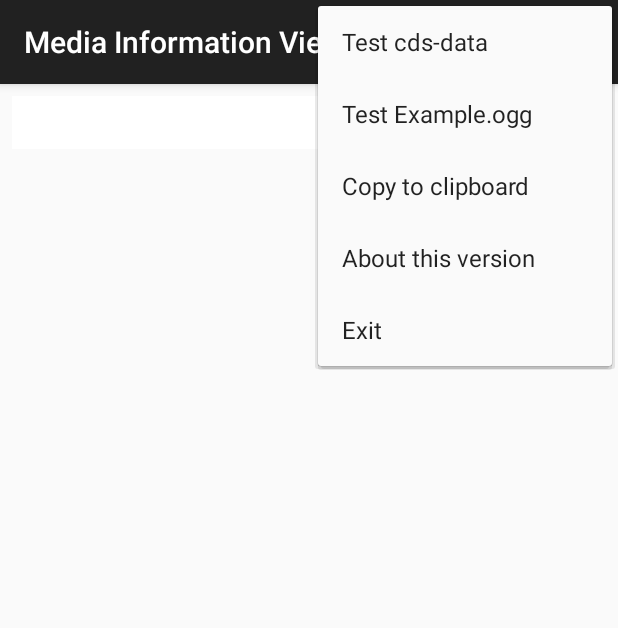
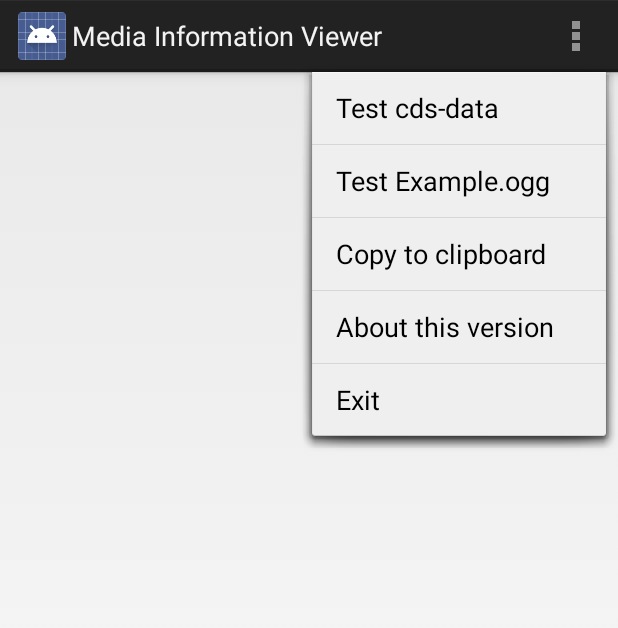
Before and after one commit to jaeguly/libmediainfo, an Android app: the screen it shows after launch (MainActivity), with the options menu open, on a phone screen of 412 x 824 dp. Shown: the top 628 px of the screen. Run offline under Robolectric (Android 15) with nearby library versions, the phone set to English and light mode, and no system bars.

Commit message:
mininum sdk version from 10 to 15 (Android 4.0.3).

```diff
--- a/android/AndroidStudio/app/build.gradle
+++ b/android/AndroidStudio/app/build.gradle
@@ -6,7 +6,7 @@ android {
 
     defaultConfig {
         applicationId "org.mediainfo.android.app"
-        minSdkVersion 10
+        minSdkVersion 15
         targetSdkVersion 19
         versionCode 1
         versionName "1.0"
@@ -21,6 +21,5 @@ android {
 
 dependencies {
     compile fileTree(dir: 'libs', include: ['*.jar'])
-    compile 'com.android.support:appcompat-v7:19.+'
     compile project(':mediainfo')
 }
--- a/android/AndroidStudio/app/src/main/java/org/mediainfo/android/app/MainActivity.java
+++ b/android/AndroidStudio/app/src/main/java/org/mediainfo/android/app/MainActivity.java
@@ -1,12 +1,12 @@
 package org.mediainfo.android.app;
 
+import android.app.Activity;
+import android.app.Fragment;
 import android.content.Context;
 import android.content.Intent;
 import android.net.Uri;
 import android.os.AsyncTask;
 import android.os.Bundle;
-import android.support.v4.app.Fragment;
-import android.support.v7.app.ActionBarActivity;
 import android.view.LayoutInflater;
 import android.view.Menu;
 import android.view.MenuItem;
@@ -17,7 +17,7 @@ import android.widget.TextView;
 import java.io.File;
 
 
-public class MainActivity extends ActionBarActivity {
+public class MainActivity extends Activity {
 
     @Override
     protected void onCreate(Bundle savedInstanceState) {
@@ -26,9 +26,8 @@ public class MainActivity extends ActionBarActivity {
         setContentView(R.layout.activity_main);
 
         if (savedInstanceState == null) {
-            getSupportFragmentManager().beginTransaction()
-                    .add(R.id.container, new PlaceholderFragment())
-                    .commit();
+            getFragmentManager().beginTransaction()
+                    .add(R.id.container, new PlaceholderFragment()).commit();
         }
     }
 
--- a/android/AndroidStudio/app/src/main/res/layout/fragment_main.xml
+++ b/android/AndroidStudio/app/src/main/res/layout/fragment_main.xml
@@ -1,11 +1,9 @@
 <RelativeLayout xmlns:android="http://schemas.android.com/apk/res/android"
                 xmlns:tools="http://schemas.android.com/tools"
-                android:orientation="vertical"
                 android:layout_width="match_parent"
                 android:layout_height="match_parent"
-                android:padding="8dip"
+                android:orientation="vertical"
                 tools:context=".MainActivity$PlaceholderFragment">
-    <!--android:background="@color/dark_blue"-->
 
     <ScrollView
         android:layout_width="match_parent"
@@ -15,11 +13,10 @@
             android:id="@+id/message_view_a"
             android:layout_width="match_parent"
             android:layout_height="wrap_content"
-            android:background="@color/white"
             android:textColor="@color/black"
-            android:padding="8dip"
             android:textIsSelectable="true"
             android:typeface="monospace"
+            android:padding="16dp"
             />
     </ScrollView>
 
--- a/android/AndroidStudio/app/src/main/res/menu/menu_main.xml
+++ b/android/AndroidStudio/app/src/main/res/menu/menu_main.xml
@@ -1,40 +1,39 @@
 <menu xmlns:android="http://schemas.android.com/apk/res/android"
-      xmlns:app="http://schemas.android.com/apk/res-auto"
       xmlns:tools="http://schemas.android.com/tools"
       tools:context=".MainActivity">
     <item
         android:id="@+id/action_cdsdata_test"
         android:title="@string/action_cdsdata_test"
         android:orderInCategory="100"
-        app:showAsAction="never"/>
+        android:showAsAction="never"/>
     <item
         android:id="@+id/action_exampleogg_test"
         android:title="@string/action_exampleogg_test"
         android:orderInCategory="100"
-        app:showAsAction="never"/>
+        android:showAsAction="never"/>
 
     <!--<item-->
-        <!--android:id="@+id/action_clear_messages"-->
-        <!--android:title="@string/action_clear_messages"-->
-        <!--android:orderInCategory="110"-->
-        <!--app:showAsAction="never"/>-->
+    <!--android:id="@+id/action_clear_messages"-->
+    <!--android:title="@string/action_clear_messages"-->
+    <!--android:orderInCategory="110"-->
+    <!--app:showAsAction="never"/>-->
 
     <item
         android:id="@+id/action_copy_clipboard"
         android:title="@string/action_copy_clipboard"
         android:orderInCategory="110"
-        app:showAsAction="never"/>
+        android:showAsAction="never"/>
 
     <item
         android:id="@+id/action_detailed_info"
         android:title="@string/action_detailed_info"
         android:orderInCategory="110"
-        app:showAsAction="never"/>
+        android:showAsAction="never"/>
 
     <item
         android:id="@+id/action_app_exit"
         android:title="@string/action_app_exit"
         android:orderInCategory="130"
-        app:showAsAction="never"/>
+        android:showAsAction="never"/>
 
 </menu>
--- a/android/AndroidStudio/app/src/main/res/values/styles.xml
+++ b/android/AndroidStudio/app/src/main/res/values/styles.xml
@@ -1,7 +1,7 @@
 <resources>
 
     <!-- Base application theme. -->
-    <style name="AppTheme" parent="Theme.AppCompat.Light.DarkActionBar">
+    <style name="AppTheme" parent="android:Theme.Holo.Light.DarkActionBar">
         <!-- Customize your theme here. -->
     </style>
 
--- a/android/AndroidStudio/mediainfo/build.gradle
+++ b/android/AndroidStudio/mediainfo/build.gradle
@@ -6,7 +6,7 @@ android {
 
     defaultConfig {
         applicationId "org.mediainfo.android"
-        minSdkVersion 10
+        minSdkVersion 15
         targetSdkVersion 19
         versionCode 1
         versionName "1.0"
@@ -52,6 +52,5 @@ android {
 }
 
 dependencies {
-//    compile fileTree(dir: 'libs', include: ['*.jar'])
-//    compile 'com.android.support:appcompat-v7:19.+'
+    compile fileTree(dir: 'libs', include: ['*.jar'])
 }
```
